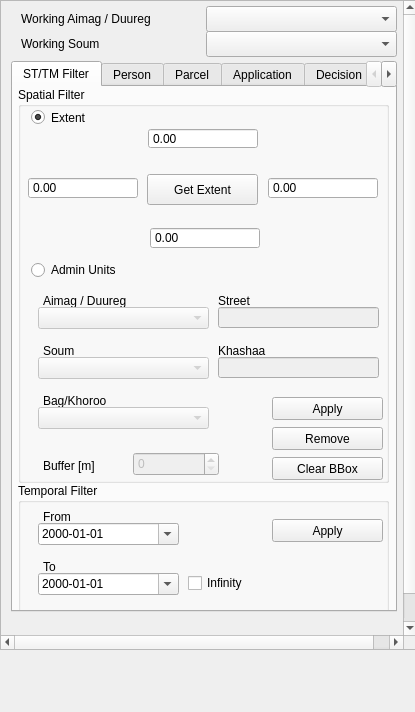
Above: view/NavigatorWidget.ui from teamlm2/lm2_mgis before the change. Below: the same form after it.
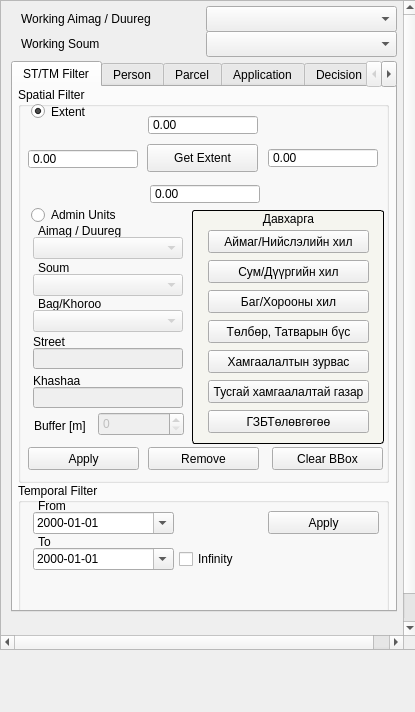
That is the form after the change. The open tabs and pages were chosen to show the change.

The edit to the form file:
```diff
--- a/view/NavigatorWidget.ui
+++ b/view/NavigatorWidget.ui
@@ -72,7 +72,7 @@
      <property name="geometry">
       <rect>
        <x>0</x>
-       <y>0</y>
+       <y>-33</y>
        <width>419</width>
        <height>664</height>
       </rect>
@@ -118,9 +118,9 @@
          <property name="geometry">
           <rect>
            <x>129</x>
-           <y>87</y>
+           <y>57</y>
            <width>111</width>
-           <height>31</height>
+           <height>28</height>
           </rect>
          </property>
          <property name="text">
@@ -130,8 +130,8 @@
         <widget class="QPushButton" name="apply_button">
          <property name="geometry">
           <rect>
-           <x>254</x>
-           <y>310</y>
+           <x>10</x>
+           <y>360</y>
            <width>111</width>
            <height>23</height>
           </rect>
@@ -144,7 +144,7 @@
          <property name="geometry">
           <rect>
            <x>254</x>
-           <y>370</y>
+           <y>360</y>
            <width>111</width>
            <height>23</height>
           </rect>
@@ -156,9 +156,9 @@
         <widget class="QLabel" name="label_8">
          <property name="geometry">
           <rect>
-           <x>25</x>
-           <y>205</y>
-           <width>171</width>
+           <x>20</x>
+           <y>135</y>
+           <width>150</width>
            <height>17</height>
           </rect>
          </property>
@@ -169,9 +169,9 @@
         <widget class="QLabel" name="label_9">
          <property name="geometry">
           <rect>
-           <x>25</x>
-           <y>305</y>
-           <width>211</width>
+           <x>20</x>
+           <y>208</y>
+           <width>150</width>
            <height>17</height>
           </rect>
          </property>
@@ -182,9 +182,9 @@
         <widget class="QLabel" name="label_10">
          <property name="geometry">
           <rect>
-           <x>25</x>
-           <y>255</y>
-           <width>211</width>
+           <x>20</x>
+           <y>172</y>
+           <width>150</width>
            <height>17</height>
           </rect>
          </property>
@@ -195,8 +195,8 @@
         <widget class="QLabel" name="label_11">
          <property name="geometry">
           <rect>
-           <x>25</x>
-           <y>370</y>
+           <x>16</x>
+           <y>330</y>
            <width>71</width>
            <height>17</height>
           </rect>
@@ -208,8 +208,8 @@
         <widget class="QPushButton" name="remove_button">
          <property name="geometry">
           <rect>
-           <x>254</x>
-           <y>340</y>
+           <x>130</x>
+           <y>360</y>
            <width>111</width>
            <height>23</height>
           </rect>
@@ -224,9 +224,9 @@
          </property>
          <property name="geometry">
           <rect>
-           <x>20</x>
-           <y>220</y>
-           <width>171</width>
+           <x>15</x>
+           <y>150</y>
+           <width>150</width>
            <height>22</height>
           </rect>
          </property>
@@ -237,9 +237,9 @@
          </property>
          <property name="geometry">
           <rect>
-           <x>20</x>
-           <y>270</y>
-           <width>171</width>
+           <x>15</x>
+           <y>187</y>
+           <width>150</width>
            <height>22</height>
           </rect>
          </property>
@@ -250,9 +250,9 @@
          </property>
          <property name="geometry">
           <rect>
-           <x>20</x>
-           <y>320</y>
-           <width>171</width>
+           <x>15</x>
+           <y>223</y>
+           <width>150</width>
            <height>22</height>
           </rect>
          </property>
@@ -261,7 +261,7 @@
          <property name="geometry">
           <rect>
            <x>13</x>
-           <y>20</y>
+           <y>14</y>
            <width>321</width>
            <height>21</height>
           </rect>
@@ -280,9 +280,9 @@
          <property name="geometry">
           <rect>
            <x>13</x>
-           <y>170</y>
+           <y>120</y>
            <width>271</width>
-           <height>26</height>
+           <height>16</height>
           </rect>
          </property>
          <property name="text">
@@ -299,9 +299,9 @@
          <property name="geometry">
           <rect>
            <x>250</x>
-           <y>90</y>
+           <y>61</y>
            <width>110</width>
-           <height>22</height>
+           <height>20</height>
           </rect>
          </property>
          <property name="inputMethodHints">
@@ -324,9 +324,9 @@
          <property name="geometry">
           <rect>
            <x>10</x>
-           <y>90</y>
+           <y>62</y>
            <width>110</width>
-           <height>22</height>
+           <height>20</height>
           </rect>
          </property>
          <property name="inputMethodHints">
@@ -349,9 +349,9 @@
          <property name="geometry">
           <rect>
            <x>132</x>
-           <y>140</y>
+           <y>97</y>
            <width>110</width>
-           <height>22</height>
+           <height>20</height>
           </rect>
          </property>
          <property name="inputMethodHints">
@@ -374,9 +374,9 @@
          <property name="geometry">
           <rect>
            <x>130</x>
-           <y>41</y>
+           <y>28</y>
            <width>110</width>
-           <height>21</height>
+           <height>20</height>
           </rect>
          </property>
          <property name="inputMethodHints">
@@ -398,9 +398,9 @@
         <widget class="QLabel" name="label_29">
          <property name="geometry">
           <rect>
-           <x>200</x>
-           <y>205</y>
-           <width>171</width>
+           <x>15</x>
+           <y>246</y>
+           <width>150</width>
            <height>17</height>
           </rect>
          </property>
@@ -411,9 +411,9 @@
         <widget class="QLabel" name="khashaa_label">
          <property name="geometry">
           <rect>
-           <x>200</x>
-           <y>255</y>
-           <width>171</width>
+           <x>15</x>
+           <y>285</y>
+           <width>150</width>
            <height>17</height>
           </rect>
          </property>
@@ -427,9 +427,9 @@
          </property>
          <property name="geometry">
           <rect>
-           <x>200</x>
-           <y>220</y>
-           <width>161</width>
+           <x>15</x>
+           <y>261</y>
+           <width>150</width>
            <height>21</height>
           </rect>
          </property>
@@ -440,9 +440,9 @@
          </property>
          <property name="geometry">
           <rect>
-           <x>200</x>
-           <y>270</y>
-           <width>161</width>
+           <x>15</x>
+           <y>300</y>
+           <width>150</width>
            <height>21</height>
           </rect>
          </property>
@@ -453,8 +453,8 @@
          </property>
          <property name="geometry">
           <rect>
-           <x>115</x>
-           <y>365</y>
+           <x>80</x>
+           <y>325</y>
            <width>86</width>
            <height>24</height>
           </rect>
@@ -463,6 +463,128 @@
           <number>5000</number>
          </property>
         </widget>
+        <widget class="QGroupBox" name="groupBox_2">
+         <property name="geometry">
+          <rect>
+           <x>174</x>
+           <y>123</y>
+           <width>192</width>
+           <height>234</height>
+          </rect>
+         </property>
+         <property name="font">
+          <font>
+           <weight>50</weight>
+           <bold>false</bold>
+          </font>
+         </property>
+         <property name="styleSheet">
+          <string notr="true">QGroupBox {
+     background-color: #f5f5ef; border: 1px solid black;
+     border-radius: 3px;
+}</string>
+         </property>
+         <property name="title">
+          <string>Давхарга</string>
+         </property>
+         <property name="alignment">
+          <set>Qt::AlignCenter</set>
+         </property>
+         <widget class="QPushButton" name="au_level3_button">
+          <property name="geometry">
+           <rect>
+            <x>16</x>
+            <y>80</y>
+            <width>161</width>
+            <height>23</height>
+           </rect>
+          </property>
+          <property name="text">
+           <string>Баг/Хорооны хил</string>
+          </property>
+         </widget>
+         <widget class="QPushButton" name="plan_button">
+          <property name="geometry">
+           <rect>
+            <x>16</x>
+            <y>200</y>
+            <width>161</width>
+            <height>23</height>
+           </rect>
+          </property>
+          <property name="styleSheet">
+           <string notr="true"/>
+          </property>
+          <property name="text">
+           <string>ГЗБТөлөвгөгөө</string>
+          </property>
+         </widget>
+         <widget class="QPushButton" name="fee_tax_zone_button">
+          <property name="geometry">
+           <rect>
+            <x>16</x>
+            <y>110</y>
+            <width>161</width>
+            <height>23</height>
+           </rect>
+          </property>
+          <property name="text">
+           <string>Төлбөр, Татварын бүс</string>
+          </property>
+         </widget>
+         <widget class="QPushButton" name="au_level2_button">
+          <property name="geometry">
+           <rect>
+            <x>16</x>
+            <y>50</y>
+            <width>161</width>
+            <height>23</height>
+           </rect>
+          </property>
+          <property name="text">
+           <string>Сум/Дүүргийн хил</string>
+          </property>
+         </widget>
+         <widget class="QPushButton" name="mpa_zone_button">
+          <property name="geometry">
+           <rect>
+            <x>16</x>
+            <y>170</y>
+            <width>161</width>
+            <height>23</height>
+           </rect>
+          </property>
+          <property name="text">
+           <string>Тусгай хамгаалалтай газар</string>
+          </property>
+         </widget>
+         <widget class="QPushButton" name="sec_zone_button">
+          <property name="geometry">
+           <rect>
+            <x>16</x>
+            <y>140</y>
+            <width>161</width>
+            <height>23</height>
+           </rect>
+          </property>
+          <property name="text">
+           <string>Хамгаалалтын зурвас</string>
+          </property>
+         </widget>
+         <widget class="QPushButton" name="au_level1_button">
+          <property name="geometry">
+           <rect>
+            <x>16</x>
+            <y>20</y>
+            <width>161</width>
+            <height>23</height>
+           </rect>
+          </property>
+          <property name="text">
+           <string>Аймаг/Нийслэлийн хил</string>
+          </property>
+         </widget>
+        </widget>
        </widget>
        <widget class="QGroupBox" name="groupBox_6">
         <property name="geometry">
@@ -479,8 +601,8 @@
         <widget class="QDateEdit" name="from_date_edit">
          <property name="geometry">
           <rect>
-           <x>20</x>
-           <y>40</y>
+           <x>15</x>
+           <y>29</y>
            <width>141</width>
            <height>22</height>
           </rect>
@@ -495,8 +617,8 @@
         <widget class="QDateEdit" name="till_date_edit">
          <property name="geometry">
           <rect>
-           <x>20</x>
-           <y>90</y>
+           <x>15</x>
+           <y>65</y>
            <width>141</width>
            <height>22</height>
           </rect>
@@ -511,8 +633,8 @@
         <widget class="QCheckBox" name="infinity_check_box">
          <property name="geometry">
           <rect>
-           <x>170</x>
-           <y>90</y>
+           <x>161</x>
+           <y>66</y>
            <width>191</width>
            <height>20</height>
           </rect>
@@ -524,8 +646,8 @@
         <widget class="QPushButton" name="temp_filter_apply_button">
          <property name="geometry">
           <rect>
-           <x>254</x>
-           <y>36</y>
+           <x>250</x>
+           <y>28</y>
            <width>111</width>
            <height>23</height>
           </rect>
@@ -537,8 +659,8 @@
         <widget class="QLabel" name="label_12">
          <property name="geometry">
           <rect>
-           <x>25</x>
-           <y>25</y>
+           <x>20</x>
+           <y>14</y>
            <width>141</width>
            <height>17</height>
           </rect>
@@ -550,8 +672,8 @@
         <widget class="QLabel" name="till_to_label">
          <property name="geometry">
           <rect>
-           <x>25</x>
-           <y>75</y>
+           <x>20</x>
+           <y>50</y>
            <width>141</width>
            <height>17</height>
           </rect>
@@ -3905,7 +4027,7 @@
       <property name="geometry">
        <rect>
         <x>10</x>
-        <y>576</y>
+        <y>574</y>
         <width>381</width>
         <height>21</height>
        </rect>
```
Left out of the diff: 2 changed lines with no effect on the pictures.
